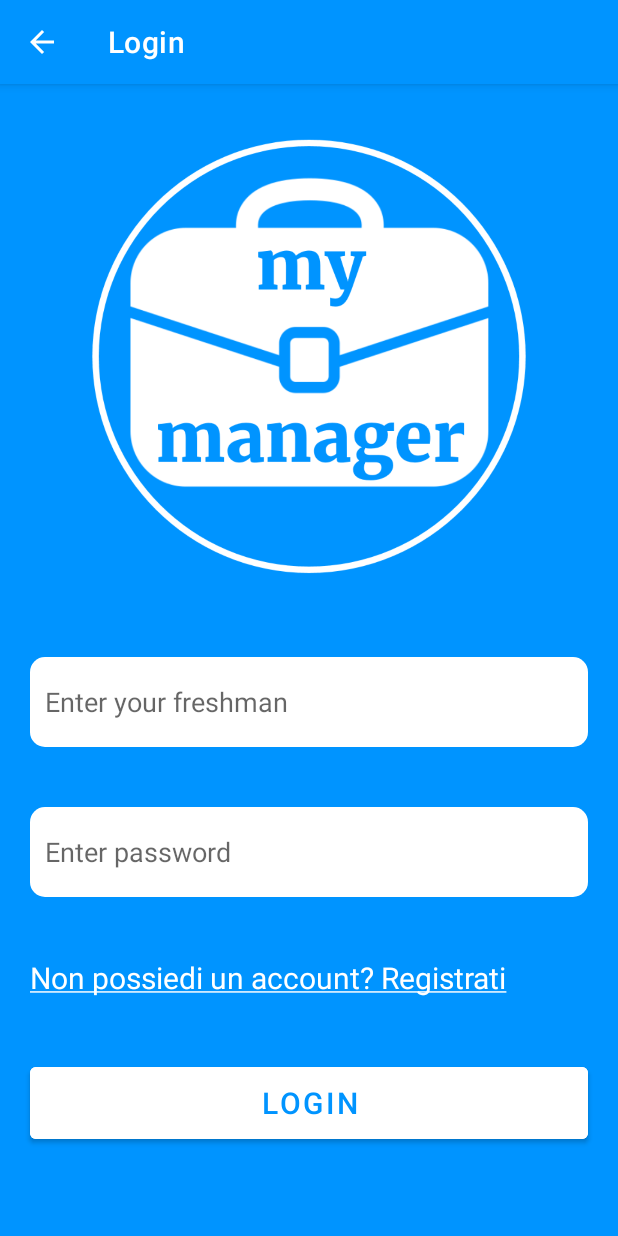
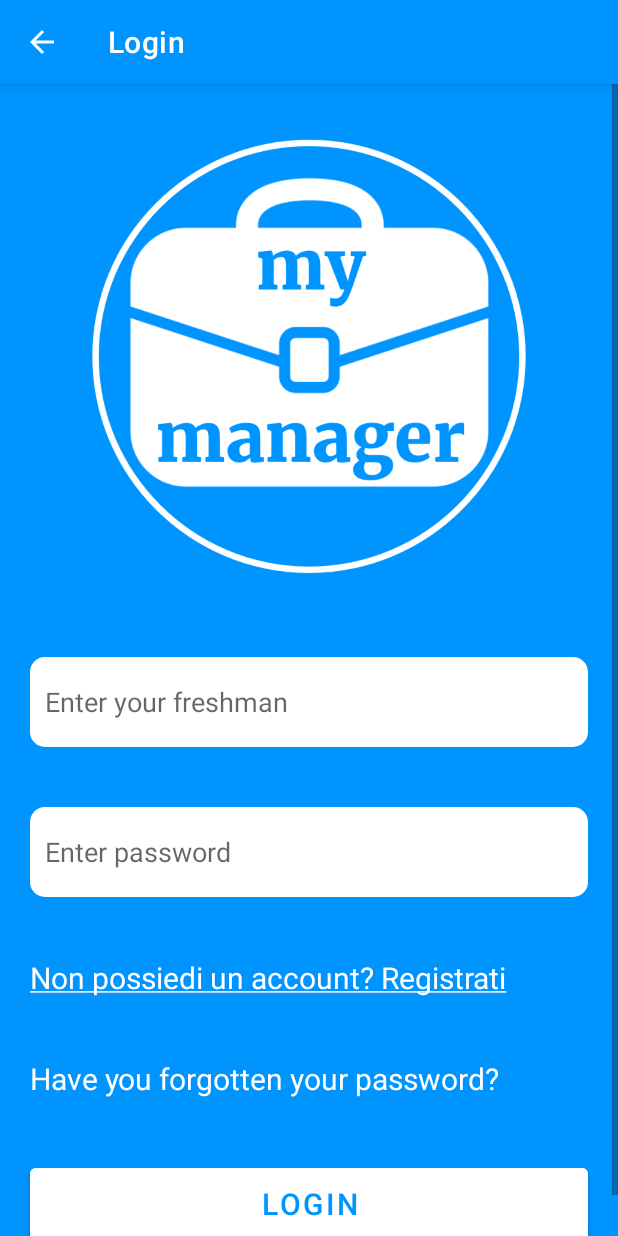
Before and after one commit to marrcolino/MyManager, an Android app: the Login screen opened directly, with no data from a screen before it, on a phone screen of 412 x 824 dp. Run offline under Robolectric (Android 15) with nearby library versions, the phone set to English and light mode, and no system bars.

Commit message:
email recupero password

```diff
--- a/app/src/main/java/com/example/mymanager/Login.java
+++ b/app/src/main/java/com/example/mymanager/Login.java
@@ -21,12 +21,14 @@ public class Login extends AppCompatActivity {
 
     Button buttonLogin;
     EditText editTextMatricola, editTextPassword;
+    TextView recupero;
 
     @Override
     protected void onCreate(Bundle savedInstanceState) {
         super.onCreate(savedInstanceState);
         setContentView(R.layout.activity_login);
 
+        recupero = findViewById(R.id.textRecupero);
         //TESTO SOTTOLINEATO
         TextView textView = findViewById(R.id.textViewRegistrati);
         SpannableString content = new SpannableString( "Non possiedi un account? Registrati" );
@@ -41,7 +43,12 @@ public class Login extends AppCompatActivity {
         getSupportActionBar().setDisplayHomeAsUpEnabled(true);
 
         buttonLogin = findViewById(R.id.buttonLogin);
-
+        recupero.setOnClickListener(new View.OnClickListener() {
+            @Override
+            public void onClick(View v) {
+                recupero.setText(getString(R.string.scrivi_email));
+            }
+        });
         buttonLogin.setOnClickListener(new View.OnClickListener() {
             @Override
             public void onClick(View v) {
--- a/app/src/main/res/layout/activity_login.xml
+++ b/app/src/main/res/layout/activity_login.xml
@@ -78,6 +78,19 @@
                 app:layout_constraintStart_toStartOf="parent"
                 android:onClick="onClick"/>
 
+            <TextView
+                android:id="@+id/textRecupero"
+                android:layout_width="wrap_content"
+                android:layout_height="wrap_content"
+                android:layout_margin="20dp"
+                android:clickable="true"
+                android:text="@string/recupero_password"
+                android:textColor="#FFFFFF"
+                android:textSize="20dp"
+                app:layout_constraintEnd_toEndOf="parent"
+                app:layout_constraintHorizontal_bias="0.498"
+                app:layout_constraintStart_toStartOf="parent"/>
+
             <Button
                 android:id="@+id/buttonLogin"
                 android:layout_width="200dp"
--- a/app/src/main/res/values/strings.xml
+++ b/app/src/main/res/values/strings.xml
@@ -56,4 +56,6 @@
     <string name="freshman">Freshman</string>
     <string name="enter_n_e_p">Enter your name, exam or professor</string>
     <string name="search">Search</string>
+    <string name="recupero_password">Have you forgotten your password?</string>
+    <string name="scrivi_email">Please send an email to mymanager2021@gmail.com</string>
 </resources>
```
Also changed, not shown: 1 other file.
